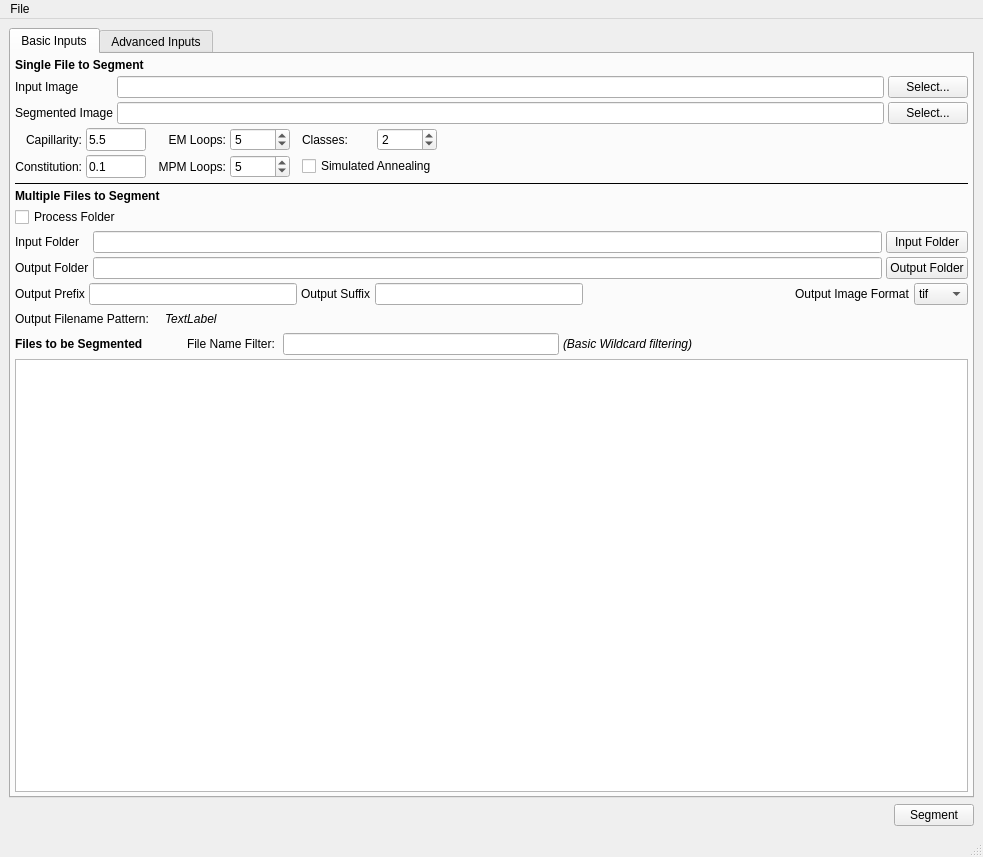
Before: the Qt Designer form Code/EmMpmGui/UI_Files/EmMpmGui.ui in BlueQuartzSoftware/EMMPMWorkbench, drawn with Qt 5.
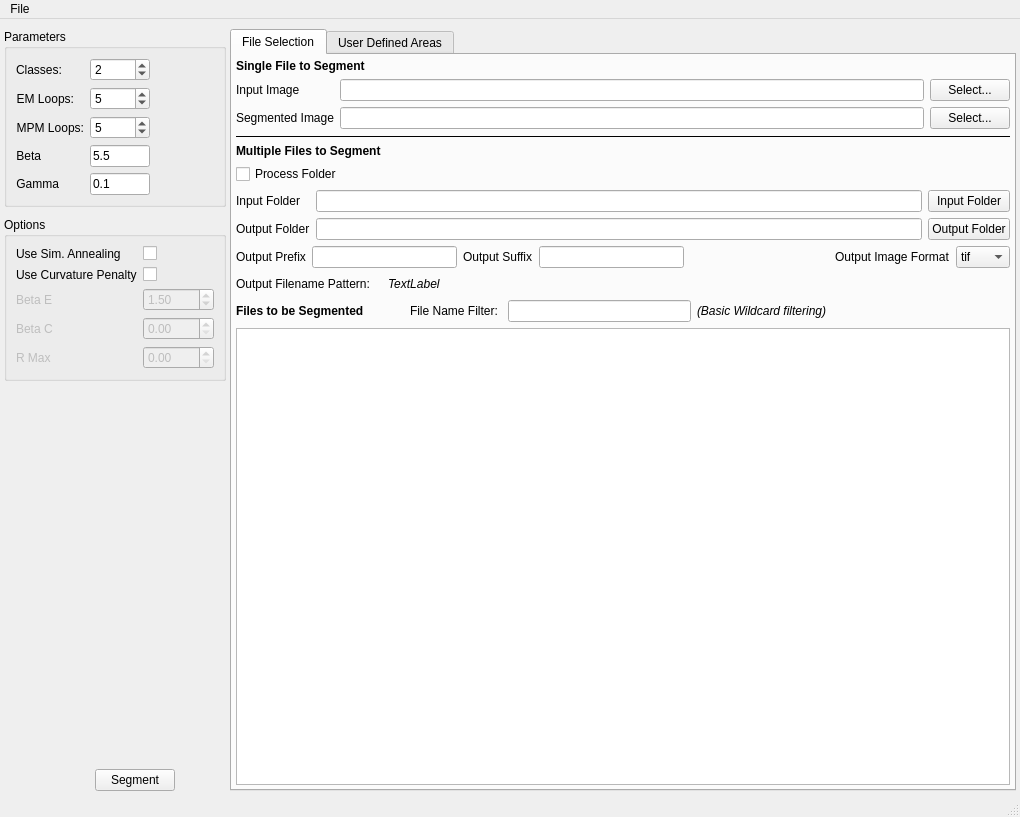
After: the same form once the commit is applied. Icons and pictures are not drawn. Custom widgets are drawn as their Qt base class.

Commit message: New layouts which should work better for the user. Code crashes due to null pointer in the EMMPM_Data->m which has NOT been allocated at this point

Patch:
```diff
--- a/Code/EmMpmGui/UI_Files/EmMpmGui.ui
+++ b/Code/EmMpmGui/UI_Files/EmMpmGui.ui
@@ -6,8 +6,8 @@
    <rect>
     <x>0</x>
     <y>0</y>
-    <width>983</width>
-    <height>857</height>
+    <width>1020</width>
+    <height>817</height>
    </rect>
   </property>
   <property name="sizePolicy">
@@ -26,81 +26,202 @@
    <string>EM/MPM</string>
   </property>
   <widget class="QWidget" name="centralwidget">
-   <layout class="QVBoxLayout" name="verticalLayout_4">
+   <layout class="QHBoxLayout" name="horizontalLayout_3">
+    <property name="spacing">
+     <number>4</number>
+    </property>
+    <property name="leftMargin">
+     <number>4</number>
+    </property>
+    <property name="topMargin">
+     <number>10</number>
+    </property>
+    <property name="rightMargin">
+     <number>4</number>
+    </property>
+    <property name="bottomMargin">
+     <number>4</number>
+    </property>
     <item>
-     <widget class="QTabWidget" name="tabWidget">
-      <property name="currentIndex">
-       <number>0</number>
-      </property>
-      <widget class="QWidget" name="tab_2">
-       <attribute name="title">
-        <string>Basic Inputs</string>
-       </attribute>
        <layout class="QVBoxLayout" name="verticalLayout_3">
         <property name="spacing">
-         <number>4</number>
-        </property>
-        <property name="margin">
-         <number>4</number>
-        </property>
+       <number>10</number>
+      </property>
         <item>
-         <widget class="QLabel" name="label_16">
-          <property name="font">
-           <font>
-            <weight>75</weight>
-            <bold>true</bold>
-           </font>
-          </property>
-          <property name="text">
-           <string>Single File to Segment</string>
-          </property>
-         </widget>
-        </item>
-        <item>
-         <layout class="QGridLayout" name="gridLayout_5">
-          <item row="2" column="1">
-           <widget class="QLabel" name="label_6">
-            <property name="text">
-             <string>Input Image</string>
-            </property>
-           </widget>
-          </item>
-          <item row="2" column="2">
-           <widget class="QLineEdit" name="inputImageFilePath"/>
-          </item>
-          <item row="2" column="3">
-           <widget class="QPushButton" name="inputImageFilePathBtn">
-            <property name="text">
-             <string>Select...</string>
-            </property>
-           </widget>
-          </item>
-          <item row="3" column="1">
-           <widget class="QLabel" name="label_7">
-            <property name="text">
-             <string>Segmented Image</string>
-            </property>
-           </widget>
-          </item>
-          <item row="3" column="2">
-           <widget class="QLineEdit" name="outputImageFile">
+       <widget class="QGroupBox" name="groupBox">
+        <property name="sizePolicy">
+         <sizepolicy hsizetype="Preferred" vsizetype="Preferred">
+          <horstretch>0</horstretch>
+          <verstretch>0</verstretch>
+         </sizepolicy>
+        </property>
+        <property name="title">
+         <string>Parameters</string>
+        </property>
+        <layout class="QFormLayout" name="formLayout_2">
+         <property name="fieldGrowthPolicy">
+          <enum>QFormLayout::FieldsStayAtSizeHint</enum>
+         </property>
+         <item row="0" column="0">
+          <widget class="QLabel" name="label_12">
+           <property name="sizePolicy">
+            <sizepolicy hsizetype="Preferred" vsizetype="Preferred">
+             <horstretch>0</horstretch>
+             <verstretch>0</verstretch>
+            </sizepolicy>
+           </property>
+           <property name="minimumSize">
+            <size>
+             <width>0</width>
+             <height>0</height>
+            </size>
+           </property>
             <property name="text">
-             <string/>
-            </property>
-           </widget>
-          </item>
-          <item row="3" column="3">
-           <widget class="QPushButton" name="outputImageButton">
-            <property name="text">
-             <string>Select...</string>
-            </property>
-           </widget>
-          </item>
-         </layout>
-        </item>
-        <item>
-         <layout class="QGridLayout" name="gridLayout_4">
+            <string>Classes:</string>
+           </property>
+           <property name="scaledContents">
+            <bool>false</bool>
+           </property>
+           <property name="alignment">
+            <set>Qt::AlignLeading|Qt::AlignLeft|Qt::AlignVCenter</set>
+           </property>
+          </widget>
+         </item>
+         <item row="0" column="1">
+          <widget class="QSpinBox" name="m_NumClasses">
+           <property name="sizePolicy">
+            <sizepolicy hsizetype="Fixed" vsizetype="Preferred">
+             <horstretch>0</horstretch>
+             <verstretch>0</verstretch>
+            </sizepolicy>
+           </property>
+           <property name="minimumSize">
+            <size>
+             <width>60</width>
+             <height>0</height>
+            </size>
+           </property>
+           <property name="maximumSize">
+            <size>
+             <width>60</width>
+             <height>16777215</height>
+            </size>
+           </property>
+           <property name="minimum">
+            <number>1</number>
+           </property>
+           <property name="value">
+            <number>2</number>
+           </property>
+          </widget>
+         </item>
           <item row="1" column="0">
+          <widget class="QLabel" name="label_11">
+           <property name="sizePolicy">
+            <sizepolicy hsizetype="Preferred" vsizetype="Preferred">
+             <horstretch>0</horstretch>
+             <verstretch>0</verstretch>
+            </sizepolicy>
+           </property>
+           <property name="minimumSize">
+            <size>
+             <width>0</width>
+             <height>0</height>
+            </size>
+           </property>
+           <property name="text">
+            <string>EM Loops:</string>
+           </property>
+           <property name="alignment">
+            <set>Qt::AlignRight|Qt::AlignTrailing|Qt::AlignVCenter</set>
+           </property>
+          </widget>
+         </item>
+         <item row="1" column="1">
+          <widget class="QSpinBox" name="m_EmIterations">
+           <property name="sizePolicy">
+            <sizepolicy hsizetype="Fixed" vsizetype="Preferred">
+             <horstretch>0</horstretch>
+             <verstretch>0</verstretch>
+            </sizepolicy>
+           </property>
+           <property name="minimumSize">
+            <size>
+             <width>60</width>
+             <height>0</height>
+            </size>
+           </property>
+           <property name="maximumSize">
+            <size>
+             <width>60</width>
+             <height>16777215</height>
+            </size>
+           </property>
+           <property name="minimum">
+            <number>1</number>
+           </property>
+           <property name="maximum">
+            <number>32000</number>
+           </property>
+           <property name="value">
+            <number>5</number>
+           </property>
+          </widget>
+         </item>
+         <item row="2" column="0">
+          <widget class="QLabel" name="label_10">
+           <property name="sizePolicy">
+            <sizepolicy hsizetype="Preferred" vsizetype="Preferred">
+             <horstretch>0</horstretch>
+             <verstretch>0</verstretch>
+            </sizepolicy>
+           </property>
+           <property name="minimumSize">
+            <size>
+             <width>0</width>
+             <height>0</height>
+            </size>
+           </property>
+           <property name="text">
+            <string>MPM Loops:</string>
+           </property>
+           <property name="alignment">
+            <set>Qt::AlignRight|Qt::AlignTrailing|Qt::AlignVCenter</set>
+           </property>
+          </widget>
+         </item>
+         <item row="2" column="1">
+          <widget class="QSpinBox" name="m_MpmIterations">
+           <property name="sizePolicy">
+            <sizepolicy hsizetype="Fixed" vsizetype="Preferred">
+             <horstretch>0</horstretch>
+             <verstretch>0</verstretch>
+            </sizepolicy>
+           </property>
+           <property name="minimumSize">
+            <size>
+             <width>60</width>
+             <height>0</height>
+            </size>
+           </property>
+           <property name="maximumSize">
+            <size>
+             <width>60</width>
+             <height>16777215</height>
+            </size>
+           </property>
+           <property name="minimum">
+            <number>1</number>
+           </property>
+           <property name="maximum">
+            <number>32000</number>
+           </property>
+           <property name="value">
+            <number>5</number>
+           </property>
+          </widget>
+         </item>
+         <item row="3" column="0">
            <widget class="QLabel" name="label_8">
             <property name="sizePolicy">
              <sizepolicy hsizetype="Preferred" vsizetype="Preferred">
@@ -118,14 +239,14 @@
              <string>Beta Term in classical EM/MPM</string>
             </property>
             <property name="text">
-             <string>Capillarity:</string>
+            <string>Beta</string>
             </property>
             <property name="alignment">
              <set>Qt::AlignRight|Qt::AlignTrailing|Qt::AlignVCenter</set>
             </property>
            </widget>
           </item>
-          <item row="1" column="1">
+         <item row="3" column="1">
            <widget class="QLineEdit" name="m_Beta">
             <property name="sizePolicy">
              <sizepolicy hsizetype="Fixed" vsizetype="Preferred">
@@ -150,7 +271,7 @@
             </property>
            </widget>
           </item>
-          <item row="2" column="0">
+         <item row="4" column="0">
            <widget class="QLabel" name="label_9">
             <property name="sizePolicy">
              <sizepolicy hsizetype="Preferred" vsizetype="Preferred">
@@ -168,14 +289,14 @@
              <string>Gamma Term in Classical EM/MPM</string>
             </property>
             <property name="text">
-             <string>Constitution:</string>
+            <string>Gamma</string>
             </property>
             <property name="alignment">
              <set>Qt::AlignRight|Qt::AlignTrailing|Qt::AlignVCenter</set>
             </property>
            </widget>
           </item>
-          <item row="2" column="1">
+         <item row="4" column="1">
            <widget class="QLineEdit" name="m_Gamma">
             <property name="sizePolicy">
              <sizepolicy hsizetype="Fixed" vsizetype="Preferred">
@@ -200,216 +321,237 @@
             </property>
            </widget>
           </item>
-          <item row="1" column="2" rowspan="2">
-           <spacer name="horizontalSpacer_9">
-            <property name="orientation">
-             <enum>Qt::Horizontal</enum>
-            </property>
-            <property name="sizeType">
-             <enum>QSizePolicy::Fixed</enum>
-            </property>
-            <property name="sizeHint" stdset="0">
-             <size>
-              <width>8</width>
-              <height>20</height>
-             </size>
-            </property>
-           </spacer>
-          </item>
-          <item row="2" column="3">
-           <widget class="QLabel" name="label_10">
-            <property name="sizePolicy">
-             <sizepolicy hsizetype="Preferred" vsizetype="Preferred">
-              <horstretch>0</horstretch>
-              <verstretch>0</verstretch>
-             </sizepolicy>
-            </property>
-            <property name="minimumSize">
-             <size>
-              <width>0</width>
-              <height>0</height>
-             </size>
-            </property>
-            <property name="text">
-             <string>MPM Loops:</string>
-            </property>
-            <property name="alignment">
-             <set>Qt::AlignRight|Qt::AlignTrailing|Qt::AlignVCenter</set>
-            </property>
-           </widget>
-          </item>
-          <item row="1" column="3">
-           <widget class="QLabel" name="label_11">
+        </layout>
+       </widget>
+      </item>
+      <item>
+       <widget class="QGroupBox" name="groupBox_2">
             <property name="sizePolicy">
-             <sizepolicy hsizetype="Preferred" vsizetype="Preferred">
+         <sizepolicy hsizetype="Maximum" vsizetype="Maximum">
               <horstretch>0</horstretch>
               <verstretch>0</verstretch>
              </sizepolicy>
             </property>
-            <property name="minimumSize">
-             <size>
-              <width>0</width>
-              <height>0</height>
-             </size>
-            </property>
+        <property name="title">
+         <string>Options</string>
+        </property>
+        <layout class="QFormLayout" name="formLayout_3">
+         <item row="0" column="0">
+          <widget class="QLabel" name="label_18">
             <property name="text">
-             <string>EM Loops:</string>
-            </property>
-            <property name="alignment">
-             <set>Qt::AlignRight|Qt::AlignTrailing|Qt::AlignVCenter</set>
-            </property>
-           </widget>
-          </item>
-          <item row="1" column="4">
-           <widget class="QSpinBox" name="m_EmIterations">
-            <property name="sizePolicy">
-             <sizepolicy hsizetype="Fixed" vsizetype="Preferred">
-              <horstretch>0</horstretch>
-              <verstretch>0</verstretch>
-             </sizepolicy>
-            </property>
-            <property name="minimumSize">
-             <size>
-              <width>60</width>
-              <height>0</height>
-             </size>
-            </property>
-            <property name="maximumSize">
-             <size>
-              <width>60</width>
-              <height>16777215</height>
-             </size>
-            </property>
-            <property name="minimum">
-             <number>1</number>
-            </property>
-            <property name="maximum">
-             <number>32000</number>
-            </property>
-            <property name="value">
-             <number>5</number>
-            </property>
-           </widget>
-          </item>
-          <item row="2" column="4">
-           <widget class="QSpinBox" name="m_MpmIterations">
-            <property name="sizePolicy">
-             <sizepolicy hsizetype="Fixed" vsizetype="Preferred">
-              <horstretch>0</horstretch>
-              <verstretch>0</verstretch>
-             </sizepolicy>
-            </property>
-            <property name="minimumSize">
-             <size>
-              <width>60</width>
-              <height>0</height>
-             </size>
-            </property>
-            <property name="maximumSize">
-             <size>
-              <width>60</width>
-              <height>16777215</height>
-             </size>
-            </property>
-            <property name="minimum">
-             <number>1</number>
-            </property>
-            <property name="maximum">
-             <number>32000</number>
-            </property>
-            <property name="value">
-             <number>5</number>
-            </property>
-           </widget>
-          </item>
-          <item row="1" column="6">
-           <widget class="QLabel" name="label_12">
-            <property name="sizePolicy">
-             <sizepolicy hsizetype="Preferred" vsizetype="Preferred">
-              <horstretch>0</horstretch>
-              <verstretch>0</verstretch>
-             </sizepolicy>
-            </property>
-            <property name="minimumSize">
-             <size>
-              <width>0</width>
-              <height>0</height>
-             </size>
-            </property>
-            <property name="text">
-             <string>Classes:</string>
-            </property>
-            <property name="scaledContents">
-             <bool>false</bool>
-            </property>
-            <property name="alignment">
-             <set>Qt::AlignLeading|Qt::AlignLeft|Qt::AlignVCenter</set>
-            </property>
-           </widget>
-          </item>
-          <item row="1" column="7">
-           <widget class="QSpinBox" name="m_NumClasses">
-            <property name="sizePolicy">
-             <sizepolicy hsizetype="Fixed" vsizetype="Preferred">
-              <horstretch>0</horstretch>
-              <verstretch>0</verstretch>
-             </sizepolicy>
-            </property>
-            <property name="minimumSize">
-             <size>
-              <width>60</width>
-              <height>0</height>
-             </size>
-            </property>
-            <property name="maximumSize">
-             <size>
-              <width>60</width>
-              <height>16777215</height>
-             </size>
-            </property>
-            <property name="minimum">
-             <number>1</number>
-            </property>
-            <property name="value">
-             <number>2</number>
-            </property>
-           </widget>
-          </item>
-          <item row="2" column="6" colspan="2">
+            <string>Use Sim. Annealing</string>
+           </property>
+          </widget>
+         </item>
+         <item row="0" column="1">
            <widget class="QCheckBox" name="useSimulatedAnnealing">
             <property name="text">
-             <string>Simulated Annealing</string>
+            <string/>
             </property>
            </widget>
           </item>
-          <item row="1" column="8" rowspan="2">
-           <spacer name="horizontalSpacer_7">
+         <item row="1" column="0">
+          <widget class="QLabel" name="label_19">
+           <property name="text">
+            <string>Use Curvature Penalty</string>
+           </property>
+          </widget>
+         </item>
+         <item row="1" column="1">
+          <widget class="QCheckBox" name="useCuravturePenalty">
+           <property name="text">
+            <string/>
+           </property>
+          </widget>
+         </item>
+         <item row="2" column="0">
+          <widget class="QLabel" name="label_20">
+           <property name="enabled">
+            <bool>false</bool>
+           </property>
+           <property name="text">
+            <string>Beta E</string>
+           </property>
+          </widget>
+         </item>
+         <item row="3" column="0">
+          <widget class="QLabel" name="label_21">
+           <property name="enabled">
+            <bool>false</bool>
+           </property>
+           <property name="text">
+            <string>Beta C</string>
+           </property>
+          </widget>
+         </item>
+         <item row="2" column="1">
+          <widget class="QDoubleSpinBox" name="curvatureBetaE">
+           <property name="enabled">
+            <bool>false</bool>
+           </property>
+           <property name="maximum">
+            <double>9999.989999999999782</double>
+           </property>
+           <property name="value">
+            <double>1.500000000000000</double>
+           </property>
+          </widget>
+         </item>
+         <item row="3" column="1">
+          <widget class="QDoubleSpinBox" name="curvatureBetaC">
+           <property name="enabled">
+            <bool>false</bool>
+           </property>
+           <property name="maximum">
+            <double>9999.989999999999782</double>
+           </property>
+          </widget>
+         </item>
+         <item row="4" column="1">
+          <widget class="QDoubleSpinBox" name="curvatureRMax">
+           <property name="enabled">
+            <bool>false</bool>
+           </property>
+          </widget>
+         </item>
+         <item row="4" column="0">
+          <widget class="QLabel" name="label_22">
+           <property name="enabled">
+            <bool>false</bool>
+           </property>
+           <property name="text">
+            <string>R Max</string>
+           </property>
+          </widget>
+         </item>
+        </layout>
+       </widget>
+      </item>
+      <item>
+       <spacer name="verticalSpacer">
             <property name="orientation">
-             <enum>Qt::Horizontal</enum>
+         <enum>Qt::Vertical</enum>
             </property>
             <property name="sizeHint" stdset="0">
              <size>
-              <width>40</width>
-              <height>20</height>
+          <width>20</width>
+          <height>40</height>
              </size>
             </property>
            </spacer>
           </item>
-          <item row="1" column="5" rowspan="2">
-           <spacer name="horizontalSpacer_4">
+      <item>
+       <layout class="QHBoxLayout" name="horizontalLayout_7">
+        <property name="sizeConstraint">
+         <enum>QLayout::SetMinimumSize</enum>
+        </property>
+        <item>
+         <spacer name="horizontalSpacer_10">
             <property name="orientation">
              <enum>Qt::Horizontal</enum>
             </property>
             <property name="sizeType">
-             <enum>QSizePolicy::Fixed</enum>
+           <enum>QSizePolicy::Preferred</enum>
             </property>
             <property name="sizeHint" stdset="0">
              <size>
-              <width>8</width>
+            <width>40</width>
               <height>20</height>
              </size>
             </property>
            </spacer>
+        </item>
+        <item>
+         <widget class="QPushButton" name="processBtn">
+          <property name="sizePolicy">
+           <sizepolicy hsizetype="Maximum" vsizetype="Fixed">
+            <horstretch>0</horstretch>
+            <verstretch>0</verstretch>
+           </sizepolicy>
+          </property>
+          <property name="maximumSize">
+           <size>
+            <width>16777215</width>
+            <height>16777215</height>
+           </size>
+          </property>
+          <property name="text">
+           <string>Segment</string>
+          </property>
+         </widget>
+        </item>
+       </layout>
+      </item>
+     </layout>
+    </item>
+    <item>
+     <widget class="QTabWidget" name="tabWidget">
+      <property name="currentIndex">
+       <number>0</number>
+      </property>
+      <widget class="QWidget" name="tab_2">
+       <attribute name="title">
+        <string>File Selection</string>
+       </attribute>
+       <layout class="QVBoxLayout" name="verticalLayout">
+        <property name="spacing">
+         <number>6</number>
+        </property>
+        <property name="margin">
+         <number>4</number>
+        </property>
+        <item>
+         <layout class="QGridLayout" name="gridLayout_5">
+          <item row="3" column="1">
+           <widget class="QLabel" name="label_6">
+            <property name="text">
+             <string>Input Image</string>
+            </property>
+           </widget>
+          </item>
+          <item row="3" column="2">
+           <widget class="QLineEdit" name="inputImageFilePath"/>
+          </item>
+          <item row="3" column="3">
+           <widget class="QPushButton" name="inputImageFilePathBtn">
+            <property name="text">
+             <string>Select...</string>
+            </property>
+           </widget>
+          </item>
+          <item row="4" column="1">
+           <widget class="QLabel" name="label_7">
+            <property name="text">
+             <string>Segmented Image</string>
+            </property>
+           </widget>
+          </item>
+          <item row="4" column="2">
+           <widget class="QLineEdit" name="outputImageFile">
+            <property name="text">
+             <string/>
+            </property>
+           </widget>
+          </item>
+          <item row="4" column="3">
+           <widget class="QPushButton" name="outputImageButton">
+            <property name="text">
+             <string>Select...</string>
+            </property>
+           </widget>
+          </item>
+          <item row="2" column="1" colspan="2">
+           <widget class="QLabel" name="label_16">
+            <property name="font">
+             <font>
+              <weight>75</weight>
+              <bold>true</bold>
+             </font>
+            </property>
+            <property name="text">
+             <string>Single File to Segment</string>
+            </property>
+           </widget>
           </item>
          </layout>
         </item>
@@ -694,10 +836,22 @@
       </widget>
       <widget class="QWidget" name="tab_3">
        <attribute name="title">
-        <string>Advanced Inputs</string>
+        <string>User Defined Areas</string>
        </attribute>
        <layout class="QVBoxLayout" name="verticalLayout_5">
-        <property name="margin">
+        <property name="spacing">
+         <number>4</number>
+        </property>
+        <property name="leftMargin">
+         <number>4</number>
+        </property>
+        <property name="topMargin">
+         <number>8</number>
+        </property>
+        <property name="rightMargin">
+         <number>4</number>
+        </property>
+        <property name="bottomMargin">
          <number>4</number>
         </property>
         <item>
@@ -881,15 +1035,21 @@
          </layout>
         </item>
         <item>
-         <widget class="QSplitter" name="splitter_2">
+         <widget class="QSplitter" name="splitter">
           <property name="orientation">
            <enum>Qt::Vertical</enum>
           </property>
           <widget class="QFrame" name="frame">
+           <property name="sizePolicy">
+            <sizepolicy hsizetype="Maximum" vsizetype="Maximum">
+             <horstretch>0</horstretch>
+             <verstretch>0</verstretch>
+            </sizepolicy>
+           </property>
            <property name="minimumSize">
             <size>
-             <width>400</width>
-             <height>400</height>
+             <width>0</width>
+             <height>0</height>
             </size>
            </property>
            <property name="frameShape">
@@ -918,14 +1078,14 @@
               </property>
               <property name="minimumSize">
                <size>
-                <width>0</width>
-                <height>0</height>
+                <width>200</width>
+                <height>200</height>
                </size>
               </property>
               <property name="baseSize">
                <size>
-                <width>100</width>
-                <height>100</height>
+                <width>0</width>
+                <height>0</height>
                </size>
               </property>
               <property name="acceptDrops">
@@ -946,11 +1106,97 @@
             </item>
            </layout>
           </widget>
-          <widget class="QSplitter" name="splitter">
-           <property name="orientation">
-            <enum>Qt::Horizontal</enum>
+          <widget class="QTabWidget" name="tabWidget_2">
+           <property name="sizePolicy">
+            <sizepolicy hsizetype="Expanding" vsizetype="Expanding">
+             <horstretch>0</horstretch>
+             <verstretch>0</verstretch>
+            </sizepolicy>
            </property>
+           <property name="tabPosition">
+            <enum>QTabWidget::North</enum>
+           </property>
+           <property name="tabShape">
+            <enum>QTabWidget::Rounded</enum>
+           </property>
+           <property name="currentIndex">
+            <number>0</number>
+           </property>
+           <property name="usesScrollButtons">
+            <bool>false</bool>
+           </property>
+           <property name="documentMode">
+            <bool>false</bool>
+           </property>
+           <property name="movable">
+            <bool>false</bool>
+           </property>
+           <widget class="QWidget" name="tab">
+            <attribute name="title">
+             <string>Histogram</string>
+            </attribute>
+            <layout class="QVBoxLayout" name="verticalLayout_6">
+             <property name="spacing">
+              <number>6</number>
+             </property>
+             <property name="leftMargin">
+              <number>4</number>
+             </property>
+             <property name="topMargin">
+              <number>8</number>
+             </property>
+             <property name="rightMargin">
+              <number>4</number>
+             </property>
+             <property name="bottomMargin">
+              <number>4</number>
+             </property>
+             <item>
+              <widget class="QwtPlot" name="m_HistogramPlot">
+               <property name="sizePolicy">
+                <sizepolicy hsizetype="Preferred" vsizetype="Preferred">
+                 <horstretch>0</horstretch>
+                 <verstretch>0</verstretch>
+                </sizepolicy>
+               </property>
+               <property name="minimumSize">
+                <size>
+                 <width>0</width>
+                 <height>0</height>
+                </size>
+               </property>
+              </widget>
+             </item>
+            </layout>
+           </widget>
+           <widget class="QWidget" name="tab_4">
+            <attribute name="title">
+             <string>User Defined Input Values</string>
+            </attribute>
+            <layout class="QVBoxLayout" name="verticalLayout_4">
+             <property name="spacing">
+              <number>6</number>
+             </property>
+             <property name="leftMargin">
+              <number>4</number>
+             </property>
+             <property name="topMargin">
+              <number>6</number>
+             </property>
+             <property name="rightMargin">
+              <number>4</number>
+             </property>
+             <property name="bottomMargin">
+              <number>4</number>
+             </property>
+             <item>
            <widget class="QTableView" name="m_UserInitTable">
+               <property name="sizePolicy">
+                <sizepolicy hsizetype="Preferred" vsizetype="Preferred">
+                 <horstretch>0</horstretch>
+                 <verstretch>0</verstretch>
+                </sizepolicy>
+               </property>
             <property name="alternatingRowColors">
              <bool>true</bool>
             </property>
@@ -973,47 +1219,15 @@
              <bool>false</bool>
             </attribute>
            </widget>
-           <widget class="QwtPlot" name="m_HistogramPlot">
-            <property name="minimumSize">
-             <size>
-              <width>400</width>
-              <height>0</height>
-             </size>
-            </property>
-           </widget>
-          </widget>
-         </widget>
         </item>
        </layout>
       </widget>
      </widget>
-    </item>
-    <item>
-     <layout class="QHBoxLayout" name="horizontalLayout_7">
-      <property name="sizeConstraint">
-       <enum>QLayout::SetMinimumSize</enum>
-      </property>
-      <item>
-       <spacer name="horizontalSpacer_10">
-        <property name="orientation">
-         <enum>Qt::Horizontal</enum>
-        </property>
-        <property name="sizeHint" stdset="0">
-         <size>
-          <width>40</width>
-          <height>20</height>
-         </size>
-        </property>
-       </spacer>
-      </item>
-      <item>
-       <widget class="QPushButton" name="processBtn">
-        <property name="text">
-         <string>Segment</string>
-        </property>
        </widget>
       </item>
      </layout>
+      </widget>
+     </widget>
     </item>
    </layout>
   </widget>
@@ -1022,7 +1236,7 @@
     <rect>
      <x>0</x>
      <y>0</y>
-     <width>983</width>
+     <width>1020</width>
      <height>22</height>
     </rect>
    </property>
```
Left out of the diff: 136 changed lines with no effect on the pictures. Lines whose indentation alone changed are shown as unchanged. The commit also changes 2 other files.
